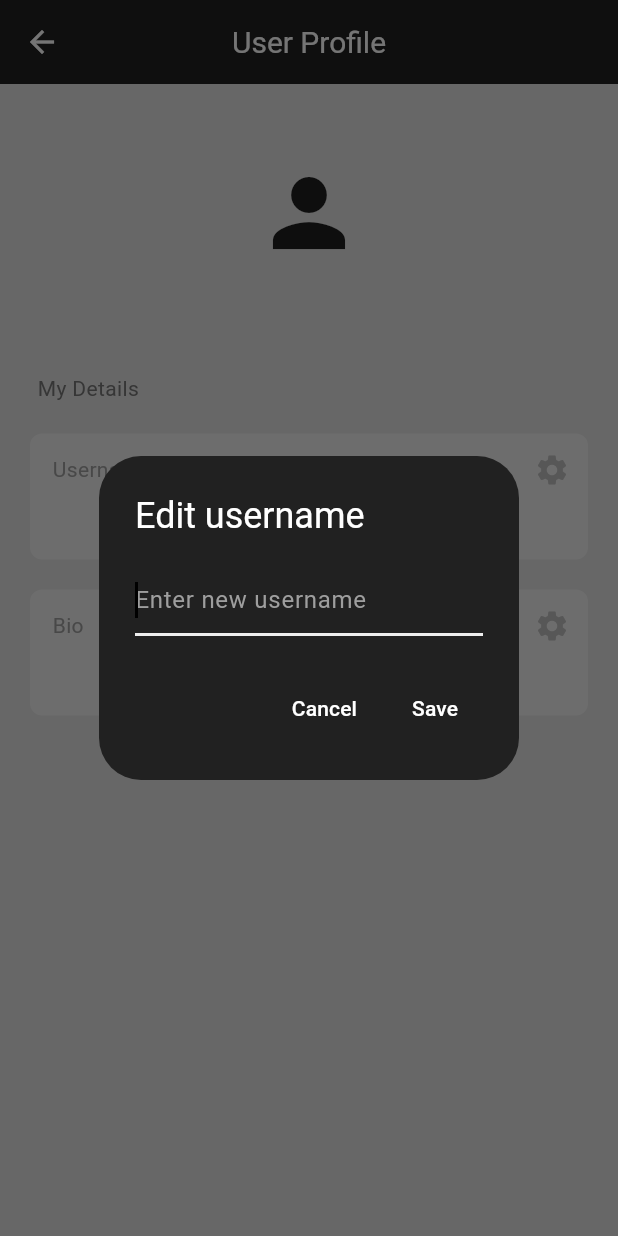
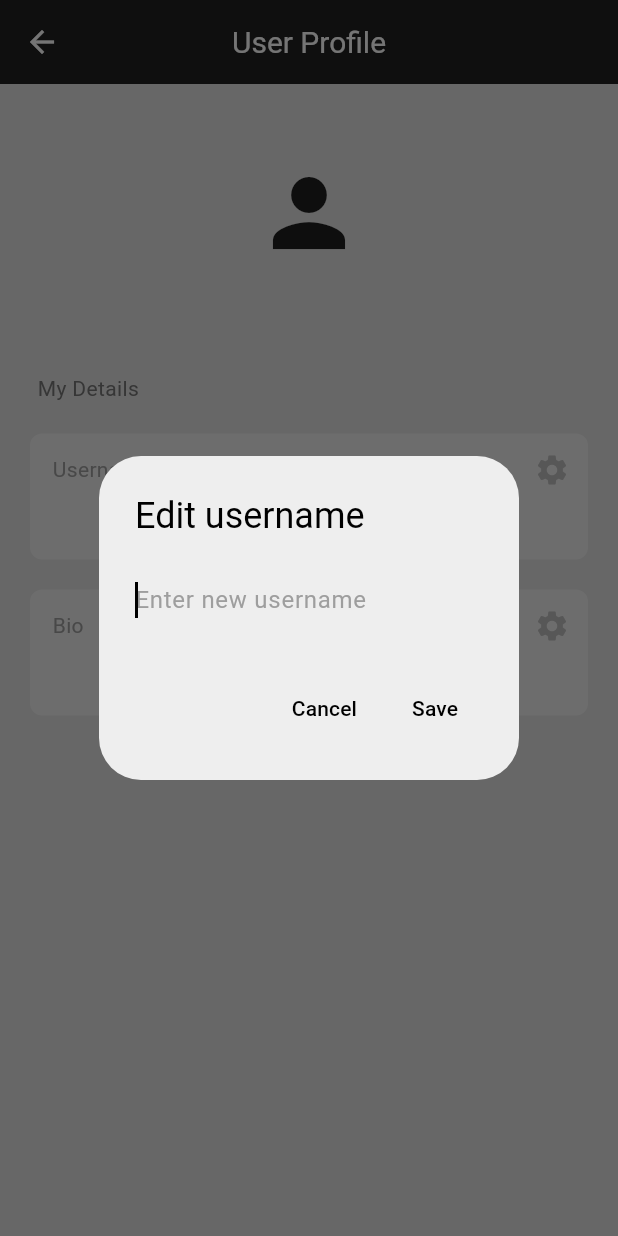
Before and after one commit to Gaurishh/flutter_nitd-codes-app, a Flutter app: the ProfilePage screen opened directly, after a tap on the "settings" icon, on a phone screen of 412 x 824 dp. Run offline on Flutter 3.47's test engine with Material 3 defaults, Android fonts, the phone set to English and light mode, and no system bars; our stand-ins replace cloud_firestore, firebase_auth, firebase_core, google_sign_in; accounts and stored records are empty.

Commit message:
small change

```diff
--- a/lib/pages/profile_page.dart
+++ b/lib/pages/profile_page.dart
@@ -19,9 +19,10 @@ class _ProfilePageState extends State<ProfilePage> {
     await showDialog(
         context: context,
         builder: (context) => AlertDialog(
-              backgroundColor: Colors.grey[900],
+              backgroundColor: Theme.of(context).colorScheme.primary,
               title: Text("Edit " + field,
-                  style: const TextStyle(color: Colors.white)),
+                  style:
+                      TextStyle(color: Theme.of(context).colorScheme.tertiary)),
               content: TextField(
                 autofocus: true,
                 cursorColor: Theme.of(context).colorScheme.tertiary,
@@ -35,12 +36,15 @@ class _ProfilePageState extends State<ProfilePage> {
               ),
               actions: [
                 TextButton(
-                  child: const Text('Cancel',
-                      style: TextStyle(color: Colors.white)),
+                  child: Text('Cancel',
+                      style: TextStyle(
+                          color: Theme.of(context).colorScheme.tertiary)),
                   onPressed: () => Navigator.pop(context),
                 ),
                 TextButton(
-                  child: const Text('Save', style: TextStyle(color: Colors.white)),
+                  child: Text('Save',
+                      style: TextStyle(
+                          color: Theme.of(context).colorScheme.tertiary)),
                   onPressed: () => Navigator.of(context).pop(newValue),
                 )
               ],
@@ -83,10 +87,12 @@ class _ProfilePageState extends State<ProfilePage> {
 
               if (snapshot.hasData) {
                 // Get user data or default to empty map
-                final userData = snapshot.data?.data() as Map<String, dynamic>? ?? {};
+                final userData =
+                    snapshot.data?.data() as Map<String, dynamic>? ?? {};
 
                 // Fallback to default values if fields are missing
-                final username = userData['username'] ?? currentUser.email!.split('@')[0];
+                final username =
+                    userData['username'] ?? currentUser.email!.split('@')[0];
                 final bio = userData['bio'] ?? 'Empty bio...';
 
                 return ListView(
```
